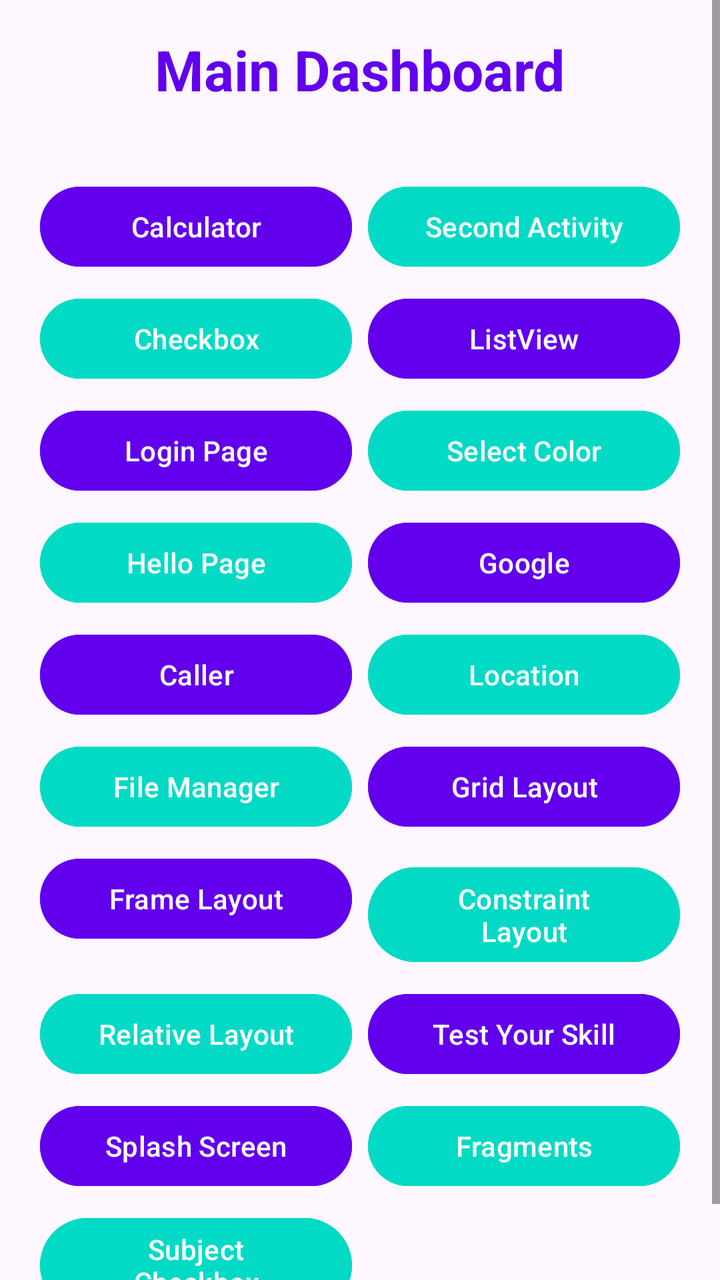
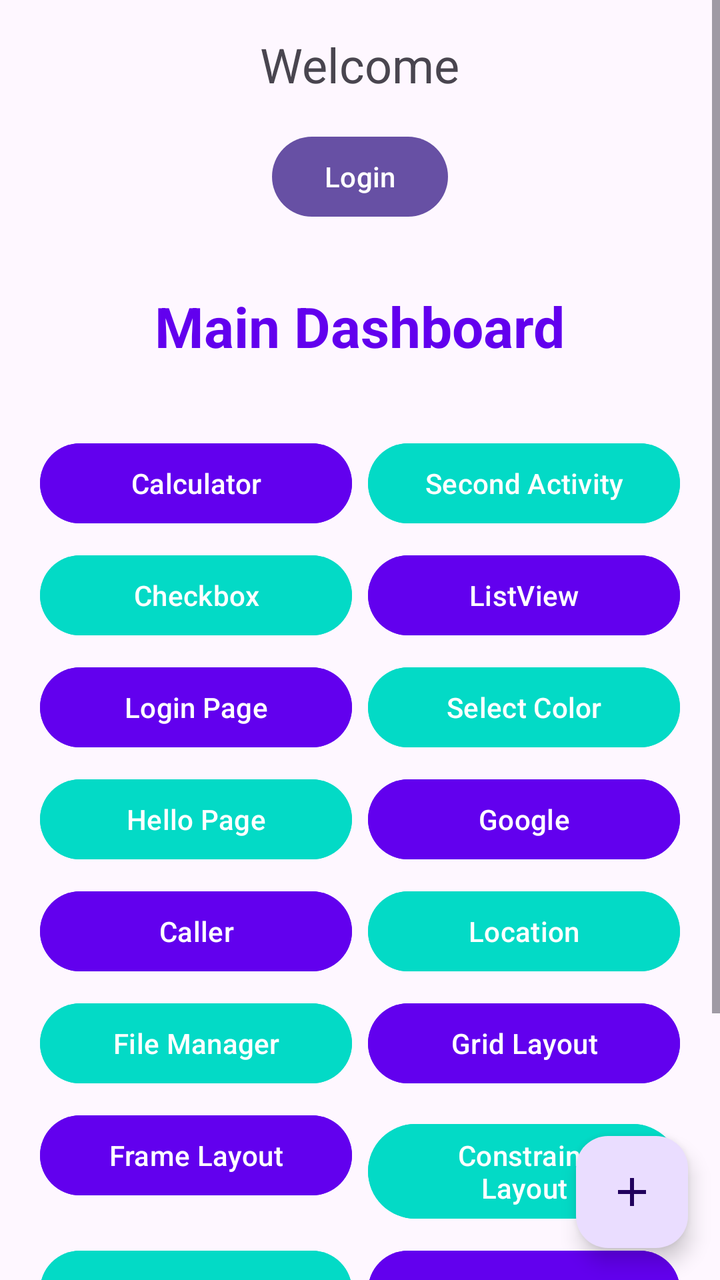

Two renders of the same Android screen: before a commit and after it. Below are the layout's source before the change and the commit's diff.
<!-- AndroidManifest.xml: application theme Theme.TestProject -->
<!-- res/layout/activity_main.xml -->
<?xml version="1.0" encoding="utf-8"?>
<androidx.constraintlayout.widget.ConstraintLayout xmlns:android="http://schemas.android.com/apk/res/android"
    xmlns:app="http://schemas.android.com/apk/res-auto"
    xmlns:tools="http://schemas.android.com/tools"
    android:id="@+id/main"
    android:layout_width="match_parent"
    android:layout_height="match_parent"
    tools:context=".MainActivity">

    <ScrollView
        android:layout_width="match_parent"
        android:layout_height="match_parent"
        android:fillViewport="true">

        <LinearLayout
            android:layout_width="match_parent"
            android:layout_height="wrap_content"
            android:orientation="vertical"
            android:padding="16dp">

            <TextView
                android:layout_width="wrap_content"
                android:layout_height="wrap_content"
                android:layout_gravity="center_horizontal"
                android:layout_marginBottom="32dp"
                android:text="@string/main_dashboard"
                android:textSize="28sp"
                android:textStyle="bold"
                android:textColor="@color/button_color_1" />

            <GridLayout
                android:layout_width="match_parent"
                android:layout_height="wrap_content"
                android:columnCount="2"
                android:alignmentMode="alignMargins"
                android:columnOrderPreserved="false">

                <Button
                    android:id="@+id/btn_open_calculator"
                    android:layout_width="0dp"
                    android:layout_height="wrap_content"
                    android:layout_columnWeight="1"
                    android:layout_margin="4dp"
                    android:backgroundTint="@color/button_color_1"
                    android:text="@string/calculator" />

                <Button
                    android:id="@+id/btn_open_second_activity"
                    android:layout_width="0dp"
                    android:layout_height="wrap_content"
                    android:layout_columnWeight="1"
                    android:layout_margin="4dp"
                    android:backgroundTint="@color/button_color_2"
                    android:text="@string/second_activity" />

                <Button
                    android:id="@+id/btn_open_checkbox"
                    android:layout_width="0dp"
                    android:layout_height="wrap_content"
                    android:layout_columnWeight="1"
                    android:layout_margin="4dp"
                    android:backgroundTint="@color/button_color_2"
                    android:text="@string/checkbox" />

                <Button
                    android:id="@+id/btn_open_listview"
                    android:layout_width="0dp"
                    android:layout_height="wrap_content"
                    android:layout_columnWeight="1"
                    android:layout_margin="4dp"
                    android:backgroundTint="@color/button_color_1"
                    android:text="@string/listview" />

                <Button
                    android:id="@+id/btn_open_login_page"
                    android:layout_width="0dp"
                    android:layout_height="wrap_content"
                    android:layout_columnWeight="1"
                    android:layout_margin="4dp"
                    android:backgroundTint="@color/button_color_1"
                    android:text="@string/login_page_btn" />

                <Button
                    android:id="@+id/btn_open_select_color"
                    android:layout_width="0dp"
                    android:layout_height="wrap_content"
                    android:layout_columnWeight="1"
                    android:layout_margin="4dp"
                    android:backgroundTint="@color/button_color_2"
                    android:text="@string/select_color" />

                <Button
                    android:id="@+id/btn_open_hello_page"
                    android:layout_width="0dp"
                    android:layout_height="wrap_content"
                    android:layout_columnWeight="1"
                    android:layout_margin="4dp"
                    android:backgroundTint="@color/button_color_2"
                    android:text="@string/hello_page" />

                <Button
                    android:id="@+id/btn_open_google"
                    android:layout_width="0dp"
                    android:layout_height="wrap_content"
                    android:layout_columnWeight="1"
                    android:layout_margin="4dp"
                    android:backgroundTint="@color/button_color_1"
                    android:text="@string/google" />

                <Button
                    android:id="@+id/btn_open_caller"
                    android:layout_width="0dp"
                    android:layout_height="wrap_content"
                    android:layout_columnWeight="1"
                    android:layout_margin="4dp"
                    android:backgroundTint="@color/button_color_1"
                    android:text="@string/caller" />

                <Button
                    android:id="@+id/btn_open_location"
                    android:layout_width="0dp"
                    android:layout_height="wrap_content"
                    android:layout_columnWeight="1"
                    android:layout_margin="4dp"
                    android:backgroundTint="@color/button_color_2"
                    android:text="@string/location" />

                <Button
                    android:id="@+id/btn_open_file_manager"
                    android:layout_width="0dp"
                    android:layout_height="wrap_content"
                    android:layout_columnWeight="1"
                    android:layout_margin="4dp"
                    android:backgroundTint="@color/button_color_2"
                    android:text="@string/file_manager" />

                <Button
                    android:id="@+id/btn_open_grid_layout"
                    android:layout_width="0dp"
                    android:layout_height="wrap_content"
                    android:layout_columnWeight="1"
                    android:layout_margin="4dp"
                    android:backgroundTint="@color/button_color_1"
                    android:text="@string/grid_layout" />

                <Button
                    android:id="@+id/btn_open_frame_layout"
                    android:layout_width="0dp"
                    android:layout_height="wrap_content"
                    android:layout_columnWeight="1"
                    android:layout_margin="4dp"
                    android:backgroundTint="@color/button_color_1"
                    android:text="@string/frame_layout" />

                <Button
                    android:id="@+id/btn_open_constraint_layout"
                    android:layout_width="0dp"
                    android:layout_height="wrap_content"
                    android:layout_columnWeight="1"
                    android:layout_margin="4dp"
                    android:backgroundTint="@color/button_color_2"
                    android:text="@string/constraint_layout" />

                <Button
                    android:id="@+id/btn_open_relative_layout"
                    android:layout_width="0dp"
                    android:layout_height="wrap_content"
                    android:layout_columnWeight="1"
                    android:layout_margin="4dp"
                    android:backgroundTint="@color/button_color_2"
                    android:text="@string/relative_layout_text" />

                <Button
                    android:id="@+id/btn_open_test_your_skill"
                    android:layout_width="0dp"
                    android:layout_height="wrap_content"
                    android:layout_columnWeight="1"
                    android:layout_margin="4dp"
                    android:backgroundTint="@color/button_color_1"
                    android:text="@string/test_your_skill" />

                <Button
                    android:id="@+id/btn_open_splash"
                    android:layout_width="0dp"
                    android:layout_height="wrap_content"
                    android:layout_columnWeight="1"
                    android:layout_margin="4dp"
                    android:backgroundTint="@color/button_color_1"
                    android:text="@string/splash_screen" />

                <Button
                    android:id="@+id/btn_open_fragments"
                    android:layout_width="0dp"
                    android:layout_height="wrap_content"
                    android:layout_columnWeight="1"
                    android:layout_margin="4dp"
                    android:backgroundTint="@color/button_color_2"
                    android:text="@string/fragments_dashboard" />

                <Button
                    android:id="@+id/btn_open_subject"
                    android:layout_width="0dp"
                    android:layout_height="wrap_content"
                    android:layout_columnWeight="1"
                    android:layout_margin="4dp"
                    android:backgroundTint="@color/button_color_2"
                    android:text="Subject Checkbox" />


            </GridLayout>

        </LinearLayout>
    </ScrollView>

</androidx.constraintlayout.widget.ConstraintLayout>
<!-- resources referenced by this layout -->
<resources>
  <color name="button_color_1">#6200EE</color>
  <color name="button_color_2">#03DAC6</color>
  <string name="calculator">Calculator</string>
  <string name="caller">Caller</string>
  <string name="checkbox">Checkbox</string>
  <string name="constraint_layout">Constraint Layout</string>
  <string name="file_manager">File Manager</string>
  <string name="fragments_dashboard">Fragments</string>
  <string name="frame_layout">Frame Layout</string>
  <string name="google">Google</string>
  <string name="grid_layout">Grid Layout</string>
  <string name="hello_page">Hello Page</string>
  <string name="listview">ListView</string>
  <string name="location">Location</string>
  <string name="login_page_btn">Login Page</string>
  <string name="main_dashboard">Main Dashboard</string>
  <string name="relative_layout_text">Relative Layout</string>
  <string name="second_activity">Second Activity</string>
  <string name="select_color">Select Color</string>
  <string name="splash_screen">Splash Screen</string>
  <string name="test_your_skill">Test Your Skill</string>
  <style name="Theme.TestProject" parent="Base.Theme.TestProject" />
  <style name="Base.Theme.TestProject" parent="Theme.Material3.DayNight.NoActionBar">
          
          
      </style>
</resources>

<!-- the commit's change to res/layout/activity_main.xml (unified diff, before → after) -->
@@ -19,6 +19,23 @@
             android:padding="16dp">
 
             <TextView
+                android:id="@+id/tvWelcome"
+                android:layout_width="wrap_content"
+                android:layout_height="wrap_content"
+                android:layout_gravity="center_horizontal"
+                android:text="@string/welcome_text"
+                android:textSize="24sp"
+                android:layout_marginBottom="16dp" />
+
+            <Button
+                android:id="@+id/btnLogin"
+                android:layout_width="wrap_content"
+                android:layout_height="wrap_content"
+                android:layout_gravity="center_horizontal"
+                android:text="@string/login_button"
+                android:layout_marginBottom="32dp"/>
+
+            <TextView
                 android:layout_width="wrap_content"
                 android:layout_height="wrap_content"
                 android:layout_gravity="center_horizontal"
@@ -212,4 +229,14 @@
         </LinearLayout>
     </ScrollView>
 
+    <com.google.android.material.floatingactionbutton.FloatingActionButton
+        android:id="@+id/fab"
+        android:layout_width="wrap_content"
+        android:layout_height="wrap_content"
+        android:layout_margin="16dp"
+        android:contentDescription="@string/add_note"
+        app:layout_constraintBottom_toBottomOf="parent"
+        app:layout_constraintEnd_toEndOf="parent"
+        app:srcCompat="@drawable/ic_add" />
+
 </androidx.constraintlayout.widget.ConstraintLayout>
<!-- resource entries referenced after the edit -->
@@ -2,6 +2,18 @@
 <resources>
   <color name="button_color_1">#6200EE</color>
   <color name="button_color_2">#03DAC6</color>
+  <!-- drawable ic_add (drawable) -->
+  <vector xmlns:android="http://schemas.android.com/apk/res/android"
+      android:width="24dp"
+      android:height="24dp"
+      android:viewportWidth="24"
+      android:viewportHeight="24"
+      android:tint="?attr/colorControlNormal">
+    <path
+        android:fillColor="@android:color/white"
+        android:pathData="M19,13h-6v6h-2v-6H5v-2h6V5h2v6h6v2z"/>
+  </vector>
+  <string name="add_note">Add Note</string>
   <string name="calculator">Calculator</string>
   <string name="caller">Caller</string>
   <string name="checkbox">Checkbox</string>
@@ -14,6 +26,7 @@
   <string name="hello_page">Hello Page</string>
   <string name="listview">ListView</string>
   <string name="location">Location</string>
+  <string name="login_button">Login</string>
   <string name="login_page_btn">Login Page</string>
   <string name="main_dashboard">Main Dashboard</string>
   <string name="relative_layout_text">Relative Layout</string>
@@ -21,6 +34,7 @@
   <string name="select_color">Select Color</string>
   <string name="splash_screen">Splash Screen</string>
   <string name="test_your_skill">Test Your Skill</string>
+  <string name="welcome_text">Welcome</string>
   <style name="Theme.TestProject" parent="Base.Theme.TestProject" />
   <style name="Base.Theme.TestProject" parent="Theme.Material3.DayNight.NoActionBar">
           
